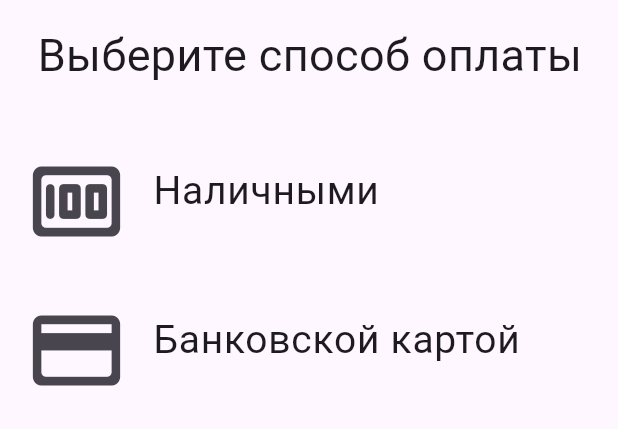
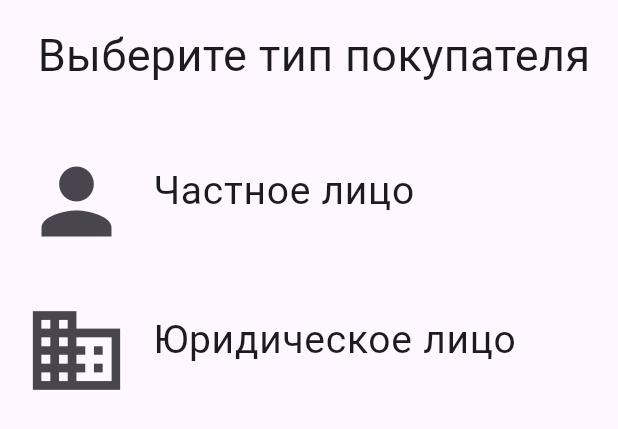
Before and after one commit to ZSergeyV/grpc_server, a Flutter app: the Payment widget shown alone on an empty page, opened directly, on a phone screen of 412 x 824 dp. Shown: the top 429 px of the screen. Run offline on Flutter 3.47's test engine with Material 2 defaults, Android fonts, the phone set to English and light mode, and no system bars; our stand-ins replace badges, bloc, cached_network_image, carousel_slider, equatable, flutter_bloc and 2 more; missing offline and left inert: cart_stepper, flutter_randomcolor; accounts and stored records are empty; Roboto replaces fonts that are missing (Cuprum).

Commit message:
modified:   lib/features/widgets/cart_widgets.dart

```diff
--- a/lib/features/widgets/cart_widgets.dart
+++ b/lib/features/widgets/cart_widgets.dart
@@ -17,31 +17,31 @@ class _PaymentState extends State<Payment> {
     'checkAmount': 0
   };
 
+  @override
+  Widget build(BuildContext context) {
+    // @override
+    // void initState() {
+    //   super.initState();
+    // }
+
     void changePageOnPay(StepsPayment step, dynamic param) {
       switch (step) {
-      case StepsPayment.amountMoneyReceived:
+        case StepsPayment.choosPaymentMethod:
           payData['paymentType'] = param;
           break;
-      case StepsPayment.payment:
-        payData['paymentType'] = param;
+        case StepsPayment.choosTypeBuyer:
+          payData['bayerType'] = param;
           break;
         default:
           break;
       }
+      //controller.jumpTo(value)
       controller.nextPage(
           duration: const Duration(milliseconds: 100), curve: Curves.easeIn);
     }
 
-  @override
-  Widget build(BuildContext context) {
-    // payData['paymentType'] = '';
-    // payData['bayerType'] = '';
-    // payData['checkAmount'] = 0;
-
-    return PageView(
-      controller: controller,
-      children: <Widget>[
-        Column(
+    _pageChoisePaymentType() {
+      return Column(
         mainAxisAlignment: MainAxisAlignment.start,
         crossAxisAlignment: CrossAxisAlignment.start,
         children: [
@@ -75,15 +75,62 @@ class _PaymentState extends State<Payment> {
                   style: Payment.stylePayCaption),
               minVerticalPadding: 30)
         ],
+      );
+    }
+
+    _pageChoiseBayerType() {
+      return Column(
+        mainAxisAlignment: MainAxisAlignment.start,
+        crossAxisAlignment: CrossAxisAlignment.start,
+        children: [
+          const Padding(
+            padding: EdgeInsets.only(left: 25, top: 15),
+            child: Text(
+              'Выберите тип покупателя',
+              style: TextStyle(fontSize: 30),
+              textAlign: TextAlign.left,
             ),
-        Container(
-          color: Colors.cyan,
           ),
+          const SizedBox(height: 20),
+          ListTile(
+              onTap: () => changePageOnPay(
+                  StepsPayment.choosTypeBuyer, BuyerType.person),
+              style: ListTileStyle.list,
+              leading: const Icon(
+                Icons.person,
+                size: 70,
+              ),
+              title: const Text('Частное лицо', style: Payment.stylePayCaption),
+              minVerticalPadding: 30),
+          ListTile(
+              onTap: () => changePageOnPay(
+                  StepsPayment.choosTypeBuyer, BuyerType.juridicalPerson),
+              leading: const Icon(
+                Icons.business,
+                size: 70,
+              ),
+              title: const Text('Юридическое лицо',
+                  style: Payment.stylePayCaption),
+              minVerticalPadding: 30)
+        ],
+      );
+    }
+
+    return PageView(
+      controller: controller,
+      physics: const NeverScrollableScrollPhysics(),
+      children: <Widget>[
+        _pageChoiseBayerType(),
+        _pageChoisePaymentType(),
+
         // Container(
         //   color: Colors.deepPurple,
         // ),
       ],
     );
-    ;
   }
 }
+
+// Widget PageChoisePaymentType(BuildContext context) {
+//   return Column()
+// }
```
Lines whose indentation alone changed are shown as unchanged.
